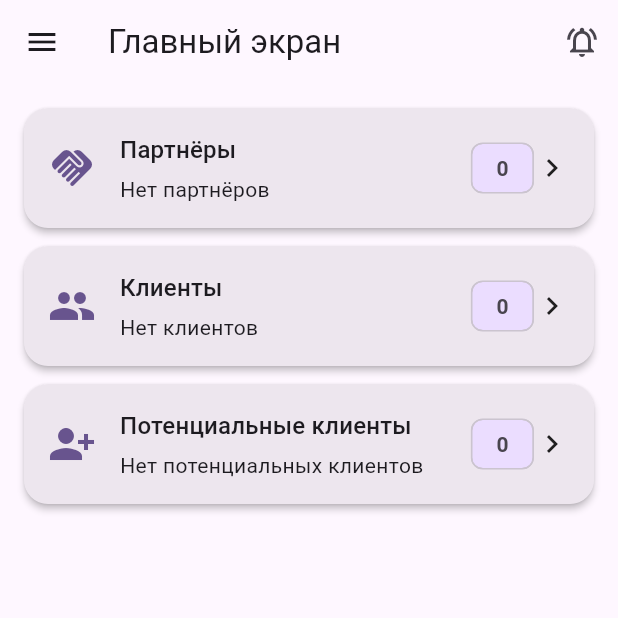
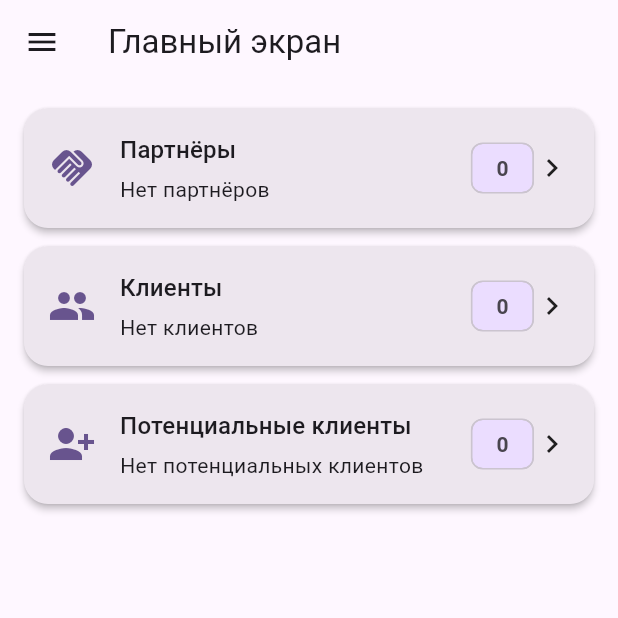
Before and after one commit to SergeyFierce/touchnotebookbeta_flutter, a Flutter app: the screen it shows after launch, on a phone screen of 412 x 824 dp, the top half of it. Run offline on Flutter 3.47's test engine with Material 3 defaults, Android fonts, the phone set to English and light mode, and no system bars; drawn by our look-alikes of overlay_support; our stand-ins replace flutter_svg, mask_text_input_formatter, sqflite; accounts and stored records are empty.

Commit message:
Revert "Add demo push notification action"

```diff
--- a/lib/screens/home_screen.dart
+++ b/lib/screens/home_screen.dart
@@ -42,8 +42,6 @@ abstract class R {
       'Создайте первый контакт. Ниже можно открыть списки по категориям.';
   static const chipHintOpenList = 'Откройте список по категории';
   static const dataUpdated = 'Данные обновлены';
-  static const showNotification = 'Показать уведомление';
-  static const notificationMessage = 'Это тестовое push-уведомление.';
 
   static String summaryUnknown(int count) {
     if (count <= 0) return summaryAllKnown;
@@ -367,16 +365,7 @@ class _HomeScreenState extends State<HomeScreen> with RestorationMixin {
   Widget build(BuildContext context) {
     return Scaffold(
       restorationId: 'home_scaffold',
-      appBar: AppBar(
-        title: const Text(R.homeTitle),
-        actions: [
-          IconButton(
-            tooltip: R.showNotification,
-            icon: const Icon(Icons.notifications_active_outlined),
-            onPressed: _showDemoNotification,
-          ),
-        ],
-      ),
+      appBar: AppBar(title: const Text(R.homeTitle)),
       drawer: NavigationDrawer(
         selectedIndex: _drawerIndex.value,
         onDestinationSelected: (index) {
@@ -602,13 +591,6 @@ class _HomeScreenState extends State<HomeScreen> with RestorationMixin {
         label: const Text(R.addContact),
         icon: const Icon(Icons.person_add),
       ),
-    );
-  }
-
-  void _showDemoNotification() {
-    showSystemNotification(
-      R.notificationMessage,
-      style: SystemNotificationStyle.success,
     );
   }
 }
```
